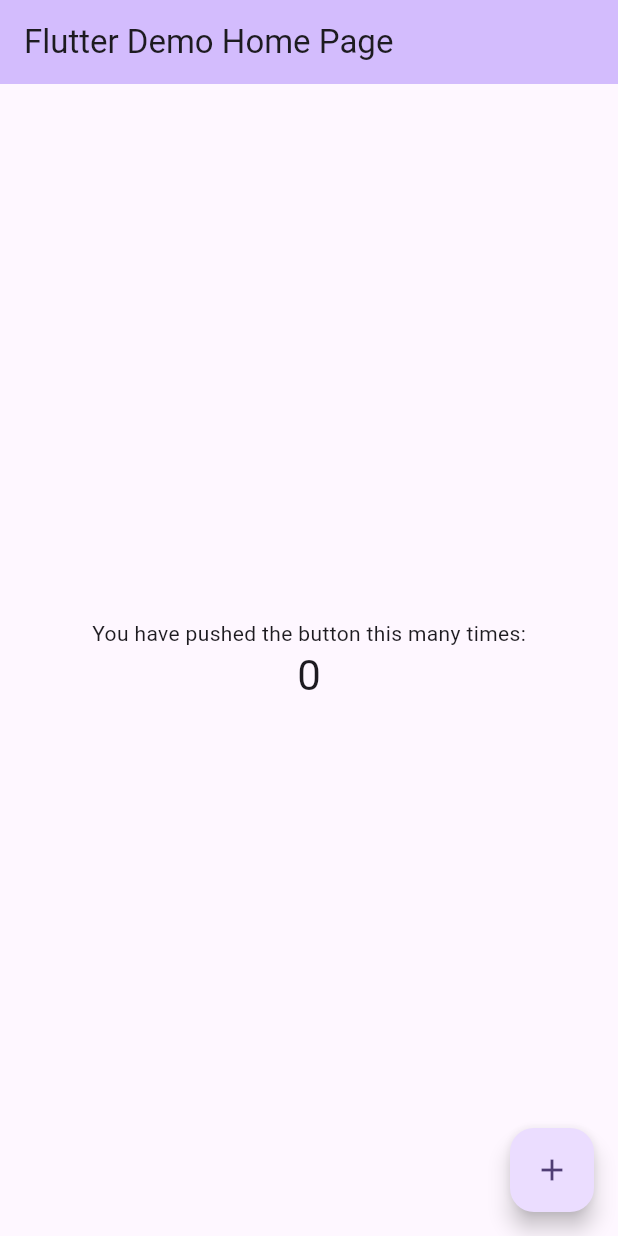
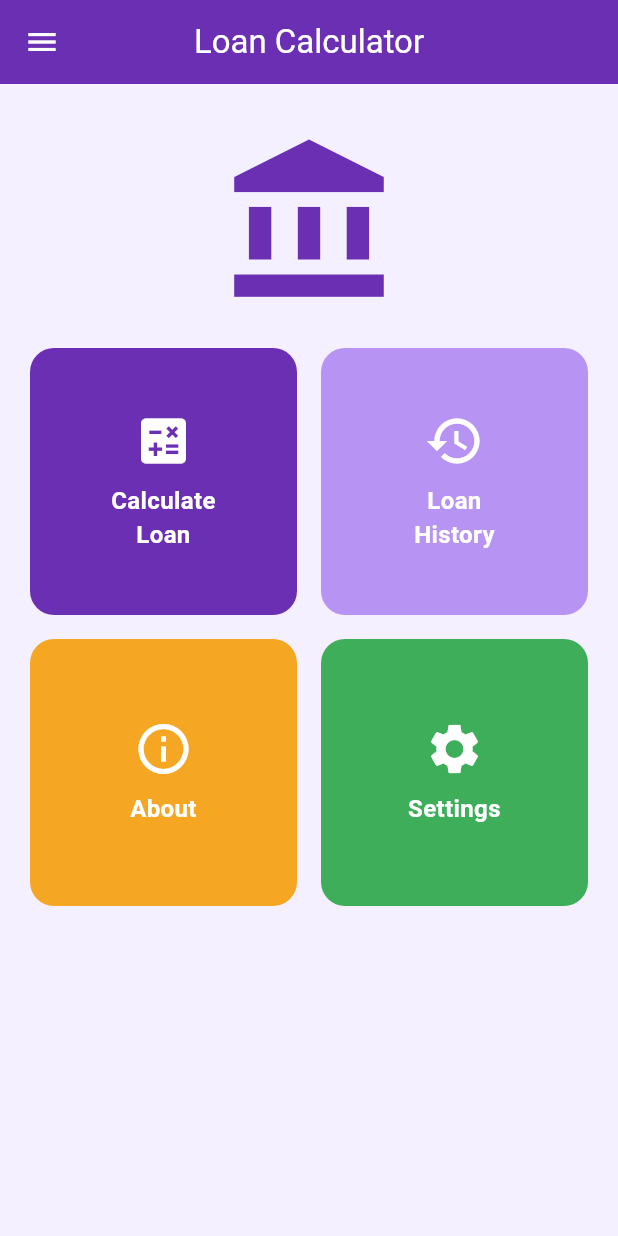
Before and after one commit to nonoyjuswa/Loan-Calculator, a Flutter app: the screen it shows after launch, on a phone screen of 412 x 824 dp. Run offline on Flutter 3.47's test engine with Material 3 defaults, Android fonts, the phone set to English and light mode, and no system bars; our stand-ins replace share_plus.

Commit message:
I forgot to commit the others. But, made: home, insert, result, and share

```diff
--- a/lib/main.dart
+++ b/lib/main.dart
@@ -1,122 +1,19 @@
 import 'package:flutter/material.dart';
+import 'screens/splash_screen.dart';
+import 'utils/app_theme.dart';
 
-void main() {
-  runApp(const MyApp());
-}
+void main() => runApp(const LoanCalculatorApp());
 
-class MyApp extends StatelessWidget {
-  const MyApp({super.key});
+class LoanCalculatorApp extends StatelessWidget {
+  const LoanCalculatorApp({super.key});
 
-  // This widget is the root of your application.
   @override
   Widget build(BuildContext context) {
     return MaterialApp(
-      title: 'Flutter Demo',
-      theme: ThemeData(
-        // This is the theme of your application.
-        //
-        // TRY THIS: Try running your application with "flutter run". You'll see
-        // the application has a purple toolbar. Then, without quitting the app,
-        // try changing the seedColor in the colorScheme below to Colors.green
-        // and then invoke "hot reload" (save your changes or press the "hot
-        // reload" button in a Flutter-supported IDE, or press "r" if you used
-        // the command line to start the app).
-        //
-        // Notice that the counter didn't reset back to zero; the application
-        // state is not lost during the reload. To reset the state, use hot
-        // restart instead.
-        //
-        // This works for code too, not just values: Most code changes can be
-        // tested with just a hot reload.
-        colorScheme: .fromSeed(seedColor: Colors.deepPurple),
-      ),
-      home: const MyHomePage(title: 'Flutter Demo Home Page'),
+      title: 'Loan Calculator',
+      debugShowCheckedModeBanner: false,
+      theme: AppTheme.light,
+      home: const SplashScreen(),
     );
   }
 }
-
-class MyHomePage extends StatefulWidget {
-  const MyHomePage({super.key, required this.title});
-
-  // This widget is the home page of your application. It is stateful, meaning
-  // that it has a State object (defined below) that contains fields that affect
-  // how it looks.
-
-  // This class is the configuration for the state. It holds the values (in this
-  // case the title) provided by the parent (in this case the App widget) and
-  // used by the build method of the State. Fields in a Widget subclass are
-  // always marked "final".
-
-  final String title;
-
-  @override
-  State<MyHomePage> createState() => _MyHomePageState();
-}
-
-class _MyHomePageState extends State<MyHomePage> {
-  int _counter = 0;
-
-  void _incrementCounter() {
-    setState(() {
-      // This call to setState tells the Flutter framework that something has
-      // changed in this State, which causes it to rerun the build method below
-      // so that the display can reflect the updated values. If we changed
-      // _counter without calling setState(), then the build method would not be
-      // called again, and so nothing would appear to happen.
-      _counter++;
-    });
-  }
-
-  @override
-  Widget build(BuildContext context) {
-    // This method is rerun every time setState is called, for instance as done
-    // by the _incrementCounter method above.
-    //
-    // The Flutter framework has been optimized to make rerunning build methods
-    // fast, so that you can just rebuild anything that needs updating rather
-    // than having to individually change instances of widgets.
-    return Scaffold(
-      appBar: AppBar(
-        // TRY THIS: Try changing the color here to a specific color (to
-        // Colors.amber, perhaps?) and trigger a hot reload to see the AppBar
-        // change color while the other colors stay the same.
-        backgroundColor: Theme.of(context).colorScheme.inversePrimary,
-        // Here we take the value from the MyHomePage object that was created by
-        // the App.build method, and use it to set our appbar title.
-        title: Text(widget.title),
-      ),
-      body: Center(
-        // Center is a layout widget. It takes a single child and positions it
-        // in the middle of the parent.
-        child: Column(
-          // Column is also a layout widget. It takes a list of children and
-          // arranges them vertically. By default, it sizes itself to fit its
-          // children horizontally, and tries to be as tall as its parent.
-          //
-          // Column has various properties to control how it sizes itself and
-          // how it positions its children. Here we use mainAxisAlignment to
-          // center the children vertically; the main axis here is the vertical
-          // axis because Columns are vertical (the cross axis would be
-          // horizontal).
-          //
-          // TRY THIS: Invoke "debug painting" (choose the "Toggle Debug Paint"
-          // action in the IDE, or press "p" in the console), to see the
-          // wireframe for each widget.
-          mainAxisAlignment: .center,
-          children: [
-            const Text('You have pushed the button this many times:'),
-            Text(
-              '$_counter',
-              style: Theme.of(context).textTheme.headlineMedium,
-            ),
-          ],
-        ),
-      ),
-      floatingActionButton: FloatingActionButton(
-        onPressed: _incrementCounter,
-        tooltip: 'Increment',
-        child: const Icon(Icons.add),
-      ),
-    );
-  }
-}
--- a/lib/screens/home.dart
+++ b/lib/screens/home.dart
@@ -0,0 +1,82 @@
+import 'package:flutter/material.dart';
+import '../utils/app_theme.dart';
+import '../widgets/menu_button.dart';
+import 'input.dart';
+
+class HomeScreen extends StatelessWidget {
+  const HomeScreen({super.key});
+
+  void _comingSoon(BuildContext context, String name) {
+    ScaffoldMessenger.of(context).showSnackBar(
+      SnackBar(content: Text('$name coming soon')),
+    );
+  }
+
+  void _showAbout(BuildContext context) {
+    showAboutDialog(
+      context: context,
+      applicationName: 'Loan Calculator',
+      applicationVersion: '1.0.0',
+      children: const [
+        Text('Computes total interest, total amount, and monthly payment.'),
+      ],
+    );
+  }
+
+  @override
+  Widget build(BuildContext context) {
+    return Scaffold(
+      appBar: AppBar(
+        title: const Text('Loan Calculator'),
+        leading: const Icon(Icons.menu),
+      ),
+      body: Padding(
+        padding: const EdgeInsets.all(20),
+        child: Column(
+          children: [
+            const SizedBox(height: 12),
+            const Icon(Icons.account_balance,
+                size: 120, color: AppColors.primary),
+            const SizedBox(height: 24),
+            Expanded(
+              child: GridView.count(
+                crossAxisCount: 2,
+                mainAxisSpacing: 16,
+                crossAxisSpacing: 16,
+                children: [
+                  MenuButton(
+                    icon: Icons.calculate,
+                    label: 'Calculate\nLoan',
+                    color: AppColors.primary,
+                    onTap: () => Navigator.push(
+                      context,
+                      MaterialPageRoute(builder: (_) => const LoanInputScreen()),
+                    ),
+                  ),
+                  MenuButton(
+                    icon: Icons.history,
+                    label: 'Loan\nHistory',
+                    color: AppColors.primaryLight,
+                    onTap: () => _comingSoon(context, 'Loan History'),
+                  ),
+                  MenuButton(
+                    icon: Icons.info_outline,
+                    label: 'About',
+                    color: AppColors.orange,
+                    onTap: () => _showAbout(context),
+                  ),
+                  MenuButton(
+                    icon: Icons.settings,
+                    label: 'Settings',
+                    color: AppColors.green,
+                    onTap: () => _comingSoon(context, 'Settings'),
+                  ),
+                ],
+              ),
+            ),
+          ],
+        ),
+      ),
+    );
+  }
+}
--- a/lib/utils/app_theme.dart
+++ b/lib/utils/app_theme.dart
@@ -0,0 +1,40 @@
+import 'package:flutter/material.dart';
+
+class AppColors {
+  static const primary = Color(0xFF6B2FB3);
+  static const primaryLight = Color(0xFFB794F4);
+  static const background = Color(0xFFF5F0FF);
+  static const orange = Color(0xFFF5A623);
+  static const green = Color(0xFF3FAE5A);
+  static const highlight = Color(0xFFFFF3C4); // yellow total box
+}
+
+class AppTheme {
+  static ThemeData get light => ThemeData(
+        useMaterial3: true,
+        colorScheme: ColorScheme.fromSeed(seedColor: AppColors.primary),
+        scaffoldBackgroundColor: AppColors.background,
+        appBarTheme: const AppBarTheme(
+          backgroundColor: AppColors.primary,
+          foregroundColor: Colors.white,
+          centerTitle: true,
+        ),
+        inputDecorationTheme: InputDecorationTheme(
+          filled: true,
+          fillColor: Colors.white,
+          border: OutlineInputBorder(
+            borderRadius: BorderRadius.circular(10),
+          ),
+        ),
+        elevatedButtonTheme: ElevatedButtonThemeData(
+          style: ElevatedButton.styleFrom(
+            backgroundColor: AppColors.primary,
+            foregroundColor: Colors.white,
+            minimumSize: const Size.fromHeight(48),
+            shape: RoundedRectangleBorder(
+              borderRadius: BorderRadius.circular(24),
+            ),
+          ),
+        ),
+      );
+}
--- /dev/null
+++ b/lib/widgets/menu_button.dart
@@ -0,0 +1,44 @@
+import 'package:flutter/material.dart';
+
+class MenuButton extends StatelessWidget {
+  final IconData icon;
+  final String label;
+  final Color color;
+  final VoidCallback onTap;
+
+  const MenuButton({
+    super.key,
+    required this.icon,
+    required this.label,
+    required this.color,
+    required this.onTap,
+  });
+
+  @override
+  Widget build(BuildContext context) {
+    return Material(
+      color: color,
+      borderRadius: BorderRadius.circular(16),
+      child: InkWell(
+        borderRadius: BorderRadius.circular(16),
+        onTap: onTap,
+        child: Column(
+          mainAxisAlignment: MainAxisAlignment.center,
+          children: [
+            Icon(icon, size: 40, color: Colors.white),
+            const SizedBox(height: 8),
+            Text(
+              label,
+              textAlign: TextAlign.center,
+              style: const TextStyle(
+                color: Colors.white,
+                fontWeight: FontWeight.w600,
+                fontSize: 16,
+              ),
+            ),
+          ],
+        ),
+      ),
+    );
+  }
+}
--- a/pubspec.yaml
+++ b/pubspec.yaml
@@ -34,6 +34,8 @@ dependencies:
   # The following adds the Cupertino Icons font to your application.
   # Use with the CupertinoIcons class for iOS style icons.
   cupertino_icons: ^1.0.8
+  intl: ^0.20.3
+  share_plus: ^13.3.1
 
 dev_dependencies:
   flutter_test:
```
Also changed, not shown: lib/models/loan_record.dart (+44 -0 lines), lib/screens/input.dart (+138 -0 lines), lib/screens/result.dart (+144 -0 lines), lib/screens/splash_screen.dart (+85 -0 lines), lib/services/loan_calculator.dart (+25 -0 lines), lib/utils/formatters.dart (added, +7 -0 lines), pubspec.lock, 5 other files.
